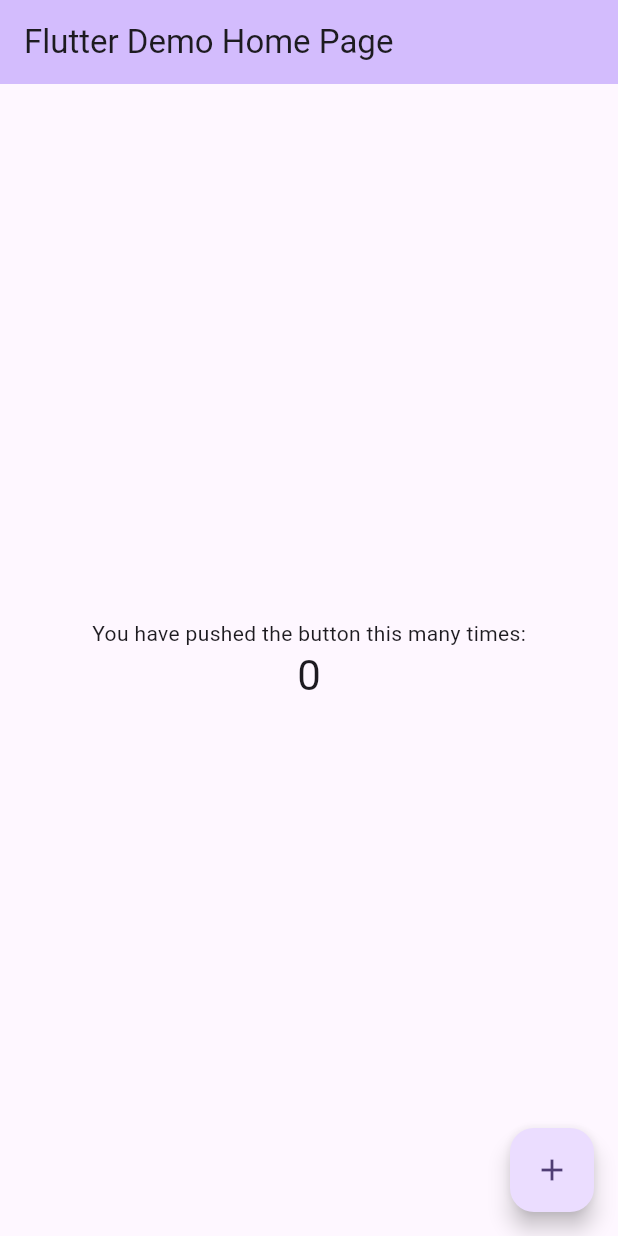
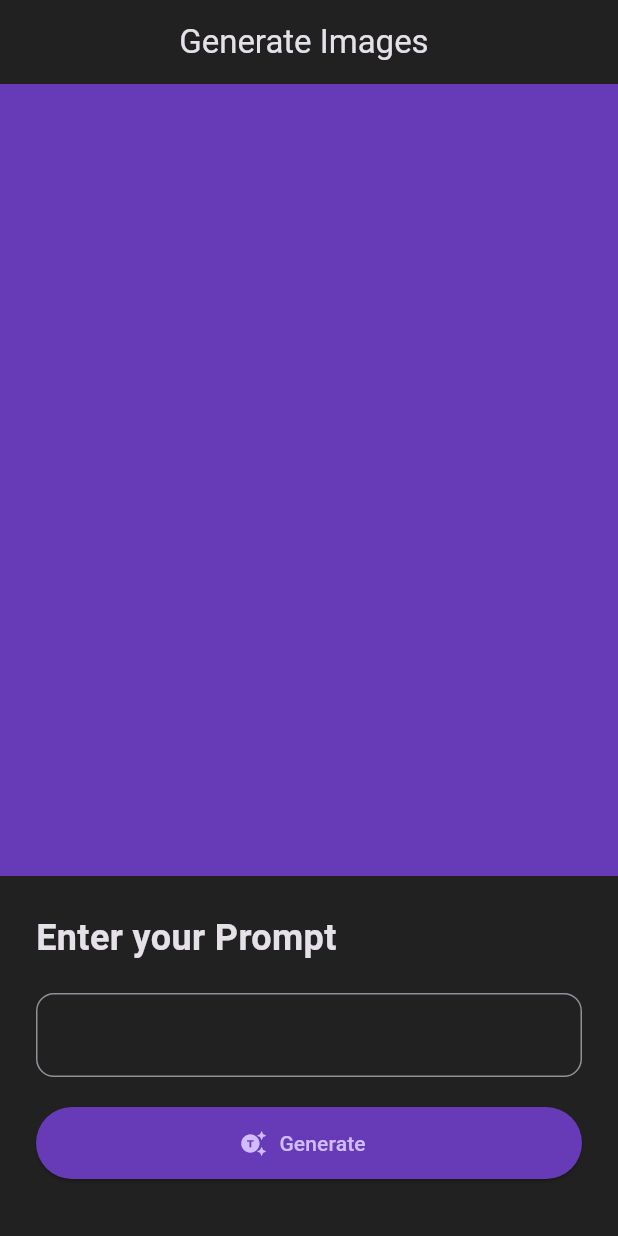
Before and after one commit to Akash2023IT/chatbotxflutter, a Flutter app: the screen it shows after launch, on a phone screen of 412 x 824 dp. Run offline on Flutter 3.47's test engine with Material 3 defaults, Android fonts, the light colour scheme and no system bars.

Commit message:
My 2nd day of work

```diff
--- /dev/null
+++ b/lib/feature/prompt/ui/create_prompt_screen.dart
@@ -0,0 +1,67 @@
+import 'package:flutter/material.dart';
+
+class CreatePromptScreen extends StatefulWidget {
+  const CreatePromptScreen({super.key});
+
+  @override
+  State<CreatePromptScreen> createState() => _CreatePromptScreenState();
+}
+
+class _CreatePromptScreenState extends State<CreatePromptScreen> {
+  TextEditingController controller = new TextEditingController();
+  @override
+  Widget build(BuildContext context) {
+   return Scaffold(
+     appBar: AppBar(
+       title: const Text("                   Generate Images"),
+     ),
+     body: Container(
+       child: Column(
+         crossAxisAlignment: CrossAxisAlignment.start,
+         children: [
+           Expanded(child: Container(
+             color: Colors.deepPurple,
+           ),
+     ),
+           Container(
+             height: 240,
+             padding: const EdgeInsets.all(24),
+             child:Column(
+               crossAxisAlignment: CrossAxisAlignment.start,
+               children: [
+                 const Text("Enter your Prompt",
+                 style:TextStyle(
+                 fontSize:24,
+                   fontWeight: FontWeight.bold,
+             )),
+                 const SizedBox(height:20),
+                 TextField(
+                   controller: controller,
+                   cursorColor: Colors.deepPurple,
+                   decoration: InputDecoration(
+                     focusedBorder: OutlineInputBorder(
+                       borderSide: BorderSide(color:Colors.deepPurple),
+                     borderRadius: BorderRadius.circular(12),
+                   ),
+                     border: OutlineInputBorder(
+                       borderRadius: BorderRadius.circular(12),
+                     )
+                   ),
+                 ),
+                 const SizedBox(height:20),
+                 SizedBox(
+                   height: 48,
+                     width: double.maxFinite,
+                   child: ElevatedButton.icon(
+                       style:ButtonStyle(backgroundColor: WidgetStateProperty.all(Colors.deepPurple)),
+                       onPressed: (){},icon:Icon(Icons.generating_tokens), label: Text("Generate")),
+                 ),
+               ],
+             )
+           ),
+         ],
+       ),
+     )
+   );
+  }
+}
--- a/lib/main.dart
+++ b/lib/main.dart
@@ -1,125 +1,25 @@
+import 'package:chatbotxflutter/feature/prompt/ui/create_prompt_screen.dart';
 import 'package:flutter/material.dart';
 
-void main() {
+
+void main(){
   runApp(const MyApp());
 }
 
 class MyApp extends StatelessWidget {
   const MyApp({super.key});
 
-  // This widget is the root of your application.
   @override
   Widget build(BuildContext context) {
     return MaterialApp(
-      title: 'Flutter Demo',
-      theme: ThemeData(
-        // This is the theme of your application.
-        //
-        // TRY THIS: Try running your application with "flutter run". You'll see
-        // the application has a purple toolbar. Then, without quitting the app,
-        // try changing the seedColor in the colorScheme below to Colors.green
-        // and then invoke "hot reload" (save your changes or press the "hot
-        // reload" button in a Flutter-supported IDE, or press "r" if you used
-        // the command line to start the app).
-        //
-        // Notice that the counter didn't reset back to zero; the application
-        // state is not lost during the reload. To reset the state, use hot
-        // restart instead.
-        //
-        // This works for code too, not just values: Most code changes can be
-        // tested with just a hot reload.
-        colorScheme: ColorScheme.fromSeed(seedColor: Colors.deepPurple),
-        useMaterial3: true,
+      theme:ThemeData(
+        appBarTheme: AppBarTheme(
+          backgroundColor: Colors.grey.shade900,
+        ),
+          brightness: Brightness.dark,
+          scaffoldBackgroundColor: Colors.grey.shade900
       ),
-      home: const MyHomePage(title: 'Flutter Demo Home Page'),
+      home: CreatePromptScreen(),
     );
   }
 }
-
-class MyHomePage extends StatefulWidget {
-  const MyHomePage({super.key, required this.title});
-
-  // This widget is the home page of your application. It is stateful, meaning
-  // that it has a State object (defined below) that contains fields that affect
-  // how it looks.
-
-  // This class is the configuration for the state. It holds the values (in this
-  // case the title) provided by the parent (in this case the App widget) and
-  // used by the build method of the State. Fields in a Widget subclass are
-  // always marked "final".
-
-  final String title;
-
-  @override
-  State<MyHomePage> createState() => _MyHomePageState();
-}
-
-class _MyHomePageState extends State<MyHomePage> {
-  int _counter = 0;
-
-  void _incrementCounter() {
-    setState(() {
-      // This call to setState tells the Flutter framework that something has
-      // changed in this State, which causes it to rerun the build method below
-      // so that the display can reflect the updated values. If we changed
-      // _counter without calling setState(), then the build method would not be
-      // called again, and so nothing would appear to happen.
-      _counter++;
-    });
-  }
-
-  @override
-  Widget build(BuildContext context) {
-    // This method is rerun every time setState is called, for instance as done
-    // by the _incrementCounter method above.
-    //
-    // The Flutter framework has been optimized to make rerunning build methods
-    // fast, so that you can just rebuild anything that needs updating rather
-    // than having to individually change instances of widgets.
-    return Scaffold(
-      appBar: AppBar(
-        // TRY THIS: Try changing the color here to a specific color (to
-        // Colors.amber, perhaps?) and trigger a hot reload to see the AppBar
-        // change color while the other colors stay the same.
-        backgroundColor: Theme.of(context).colorScheme.inversePrimary,
-        // Here we take the value from the MyHomePage object that was created by
-        // the App.build method, and use it to set our appbar title.
-        title: Text(widget.title),
-      ),
-      body: Center(
-        // Center is a layout widget. It takes a single child and positions it
-        // in the middle of the parent.
-        child: Column(
-          // Column is also a layout widget. It takes a list of children and
-          // arranges them vertically. By default, it sizes itself to fit its
-          // children horizontally, and tries to be as tall as its parent.
-          //
-          // Column has various properties to control how it sizes itself and
-          // how it positions its children. Here we use mainAxisAlignment to
-          // center the children vertically; the main axis here is the vertical
-          // axis because Columns are vertical (the cross axis would be
-          // horizontal).
-          //
-          // TRY THIS: Invoke "debug painting" (choose the "Toggle Debug Paint"
-          // action in the IDE, or press "p" in the console), to see the
-          // wireframe for each widget.
-          mainAxisAlignment: MainAxisAlignment.center,
-          children: <Widget>[
-            const Text(
-              'You have pushed the button this many times:',
-            ),
-            Text(
-              '$_counter',
-              style: Theme.of(context).textTheme.headlineMedium,
-            ),
-          ],
-        ),
-      ),
-      floatingActionButton: FloatingActionButton(
-        onPressed: _incrementCounter,
-        tooltip: 'Increment',
-        child: const Icon(Icons.add),
-      ), // This trailing comma makes auto-formatting nicer for build methods.
-    );
-  }
-}
--- a/pubspec.yaml
+++ b/pubspec.yaml
@@ -30,7 +30,8 @@ environment:
 dependencies:
   flutter:
     sdk: flutter
-
+  bloc:
+  flutter_bloc: ^8.1.6
 
   # The following adds the Cupertino Icons font to your application.
   # Use with the CupertinoIcons class for iOS style icons.
```
Also changed, not shown: pubspec.lock.
